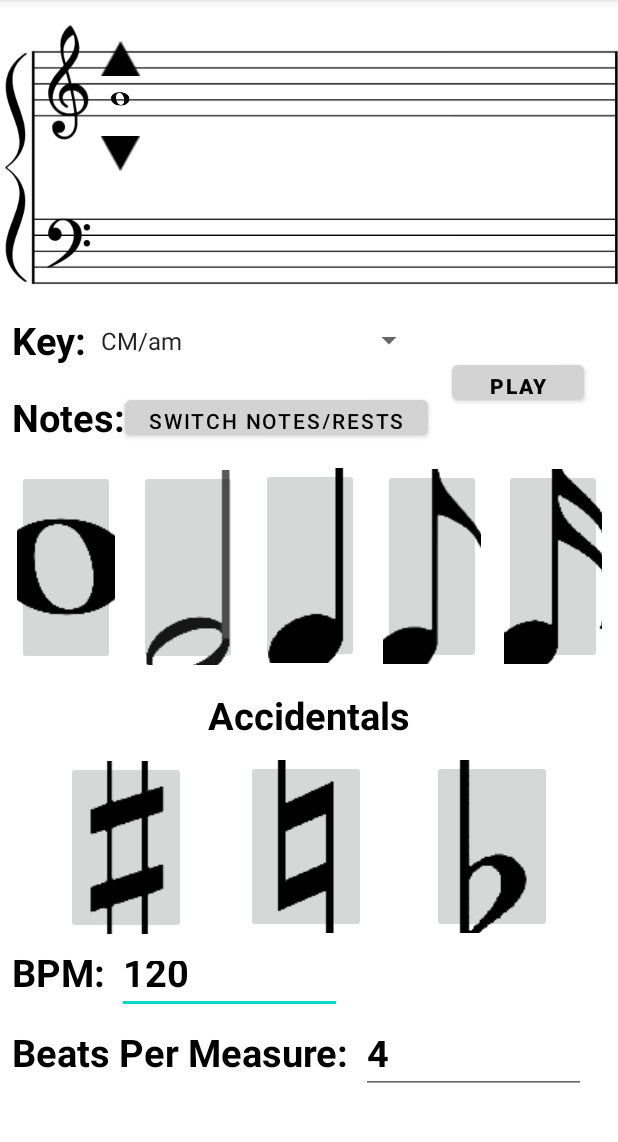
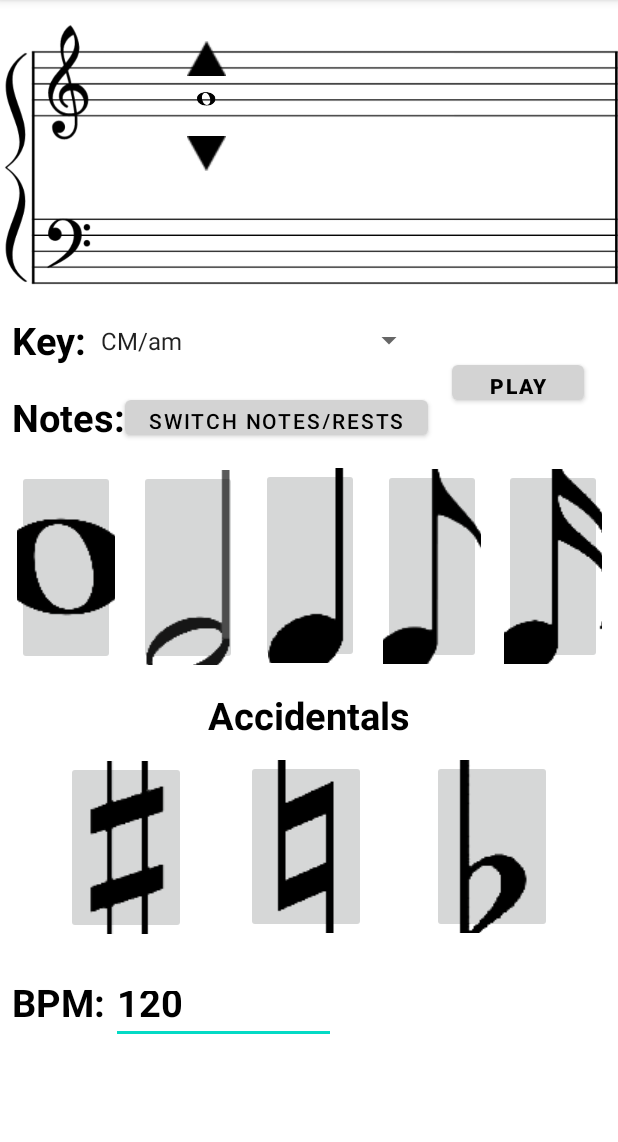
Before and after one commit to K-rogue/Transpose, an Android app: the screen it shows after launch (MainActivity), after a tap on an icon or button, on a phone screen of 412 x 824 dp, the part 84-1226 px from its top. Run offline under Robolectric (Android 15) with nearby library versions, the phone set to English and light mode, and no system bars.

Commit message:
Removed BPM on UI made createNote function return a Note to be added to vector Tried to get noteButtons to append returned tempNote to vector, could not figure it out...

```diff
--- a/app/src/main/java/com/zybooks/transpose/MainActivity.kt
+++ b/app/src/main/java/com/zybooks/transpose/MainActivity.kt
@@ -21,8 +21,7 @@
     //decleration of variables
     var noteCounter : Int = 0 //note counter is used to determine which image view to place the next note in - - should be replaced with vector.size once vector of objects is created
     lateinit var notePlace : ImageView //notePlace will be used as a variable to hold the place of the next note to be placed on the scale
-    lateinit var muse : Vector<Note>
-    var pages : Int = 1
+
 
     override fun onCreate(savedInstanceState: Bundle?) {
         super.onCreate(savedInstanceState)
@@ -42,6 +41,9 @@
         val notesrestsBT : Button = findViewById<Button>(R.id.notesrestsBT)
 
         var notes : Boolean = true
+        var tempNote = Note("whole", 3)
+        var muse : Vector<Note>
+        var pages : Int = 1
 
 
         //function determineIV uses class's note counter to return a place for the next note to be
@@ -70,47 +72,51 @@
         wholenoteIB.setOnClickListener{
             notePlace = determineIV()
             if(notes) {
-                createNote(notePlace, R.drawable.wholenotesmall, uparrowIB, downarrowIB, notes)
+                tempNote = createNote(notePlace, R.drawable.wholenotesmall, uparrowIB, downarrowIB, notes)
             }
             else{
-                createNote(notePlace, R.drawable.wholerestsmall, uparrowIB, downarrowIB, notes)
+                tempNote = createNote(notePlace, R.drawable.wholerestsmall, uparrowIB, downarrowIB, notes)
             }
         }
         halfnoteIB.setOnClickListener{
             notePlace = determineIV()
             if(notes) {
-                createNote(notePlace, R.drawable.halfnotesmall, uparrowIB, downarrowIB, notes)
+                tempNote = createNote(notePlace, R.drawable.halfnotesmall, uparrowIB, downarrowIB, notes)
             }
             else{
-                createNote(notePlace, R.drawable.halfrestsmall, uparrowIB, downarrowIB, notes)
+                tempNote = createNote(notePlace, R.drawable.halfrestsmall, uparrowIB, downarrowIB, notes)
             }
+
         }
         quarternoteIB.setOnClickListener {
             notePlace = determineIV()
             if (notes) {
-                createNote(notePlace, R.drawable.quarternotesmall, uparrowIB, downarrowIB, notes)
+                tempNote = createNote(notePlace, R.drawable.quarternotesmall, uparrowIB, downarrowIB, notes)
             }
             else{
-                createNote(notePlace, R.drawable.quarterrestsmall, uparrowIB, downarrowIB, notes)
+                tempNote = createNote(notePlace, R.drawable.quarterrestsmall, uparrowIB, downarrowIB, notes)
             }
+
         }
         eighthnoteIB.setOnClickListener{
             notePlace = determineIV()
             if(notes) {
-                createNote(notePlace, R.drawable.eighthnotesmall, uparrowIB, downarrowIB, notes)
+                tempNote = createNote(notePlace, R.drawable.eighthnotesmall, uparrowIB, downarrowIB, notes)
             }
             else{
-                createNote(notePlace, R.drawable.eighthrestsmall, uparrowIB, downarrowIB, notes)
+                tempNote = createNote(notePlace, R.drawable.eighthrestsmall, uparrowIB, downarrowIB, notes)
             }
+
         }
         sixteenthnoteIB.setOnClickListener{
             notePlace = determineIV()
             if(notes) {
-                createNote(notePlace,R.drawable.sixteenthnotesmall,uparrowIB,downarrowIB, notes)
+                tempNote = createNote(notePlace,R.drawable.sixteenthnotesmall,uparrowIB,downarrowIB, notes)
             }
             else{
-                createNote(notePlace, R.drawable.sixteenthrestsmall, uparrowIB, downarrowIB, notes)
+                tempNote = createNote(notePlace, R.drawable.sixteenthrestsmall, uparrowIB, downarrowIB, notes)
             }
+
         }
         uparrowIB.setOnClickListener{
             moveNote(notePlace,R.drawable.uparrowsmall,uparrowIB,downarrowIB)
@@ -138,8 +144,17 @@
         }
     }
 
-    fun createNote(currentIV : ImageView, currentImage : Int, uparrow : ImageButton, downarrow : ImageButton, notes : Boolean) {
+    fun createNote(currentIV : ImageView, currentImage : Int, uparrow : ImageButton, downarrow : ImageButton, notes : Boolean) : Note {
         noteCounter++
+        var tempNote = Note("whole", 15)
+        when(currentImage){
+            R.drawable.wholenotesmall -> tempNote.noteType = "whole"
+            R.drawable.halfnotesmall -> tempNote.noteType = "half"
+            R.drawable.quarternotesmall -> tempNote.noteType = "quarter"
+            R.drawable.eighthnotesmall -> tempNote.noteType = "eighth"
+            R.drawable.sixteenthnotesmall -> tempNote.noteType = "sixteenth"
+            else -> "whole"
+        }
         currentIV?.let {
             it.setImageResource(currentImage)
             it.visibility = View.VISIBLE
@@ -170,6 +185,7 @@
                 }
             }
         }
+        return tempNote
     }
 
     enum class KeySignature(val number: Int, val accidents: Array<Int>, var sORb : Char) {
--- a/app/src/main/res/layout/activity_main.xml
+++ b/app/src/main/res/layout/activity_main.xml
@@ -154,7 +154,7 @@
         android:layout_width="wrap_content"
         android:layout_height="45dp"
         android:layout_marginStart="8dp"
-        android:layout_marginTop="8dp"
+        android:layout_marginTop="28dp"
         android:text="@string/BPMTV"
         android:textColor="@color/black"
 
@@ -167,39 +167,14 @@
         android:id="@+id/BPMET"
         android:layout_width="150dp"
         android:layout_height="45dp"
-        android:layout_marginStart="8dp"
-        android:layout_marginTop="8dp"
+        android:layout_marginStart="4dp"
+        android:layout_marginTop="28dp"
         android:text="@string/BPMET"
         android:textColor="@color/black"
         android:textSize="25dp"
         android:textStyle="bold"
         app:layout_constraintStart_toEndOf="@+id/BPMTV"
         app:layout_constraintTop_toBottomOf="@+id/sharpIB" />
-
-    <TextView
-        android:id="@+id/beatspermeasureTV"
-        android:layout_width="wrap_content"
-        android:layout_height="45dp"
-        android:layout_marginStart="8dp"
-        android:layout_marginTop="8dp"
-        android:text="@string/beatspermeasureTV"
-        android:textColor="@color/black"
-        android:textSize="25dp"
-        android:textStyle="bold"
-        app:layout_constraintStart_toStartOf="parent"
-        app:layout_constraintTop_toBottomOf="@+id/BPMTV" />
-    <EditText
-        android:id="@+id/beatspermeasureET"
-        android:layout_width="150dp"
-        android:layout_height="45dp"
-        android:layout_marginStart="8dp"
-        android:layout_marginTop="8dp"
-        android:text="@string/beatspermeasureET"
-        android:textColor="@color/black"
-        android:textSize="25dp"
-        android:textStyle="bold"
-        app:layout_constraintStart_toEndOf="@+id/beatspermeasureTV"
-        app:layout_constraintTop_toBottomOf="@+id/BPMET" />
 
     <Button
         android:id="@+id/playBT"
@@ -218,7 +193,7 @@
         android:id="@+id/noteoneIV"
         android:layout_width="26dp"
         android:layout_height="37dp"
-        android:layout_marginStart="68dp"
+        android:layout_marginStart="125dp"
         android:layout_marginTop="24dp"
         app:layout_constraintStart_toStartOf="@+id/staffIV"
         app:layout_constraintTop_toTopOf="@+id/staffIV"
@@ -228,28 +203,28 @@
         android:id="@+id/downarrowIB"
         android:layout_width="26dp"
         android:layout_height="23dp"
-        android:layout_marginStart="68dp"
+        android:layout_marginStart="125dp"
+        android:background="@android:color/transparent"
         app:layout_constraintStart_toStartOf="@+id/staffIV"
         app:layout_constraintTop_toBottomOf="@+id/noteoneIV"
-        app:srcCompat="@drawable/downarrowsmall"
-        android:background="@android:color/transparent"/>
+        app:srcCompat="@drawable/downarrowsmall" />
 
     <ImageButton
         android:id="@+id/uparrowIB"
         android:layout_width="26dp"
         android:layout_height="23dp"
-        android:layout_marginStart="68dp"
+        android:layout_marginStart="125dp"
+        android:background="@android:color/transparent"
         android:rotation="180"
         app:layout_constraintBottom_toTopOf="@+id/noteoneIV"
         app:layout_constraintStart_toStartOf="@+id/staffIV"
-        app:srcCompat="@drawable/downarrowsmall"
-        android:background="@android:color/transparent"/>
+        app:srcCompat="@drawable/downarrowsmall" />
 
     <ImageView
         android:id="@+id/notetwoIV"
         android:layout_width="26dp"
         android:layout_height="37dp"
-        android:layout_marginStart="124dp"
+        android:layout_marginStart="185dp"
         android:layout_marginTop="24dp"
         app:layout_constraintStart_toStartOf="@+id/staffIV"
         app:layout_constraintTop_toTopOf="@+id/staffIV"
@@ -259,7 +234,7 @@
         android:id="@+id/notethreeIV"
         android:layout_width="26dp"
         android:layout_height="37dp"
-        android:layout_marginStart="185dp"
+        android:layout_marginStart="245dp"
         android:layout_marginTop="24dp"
         app:layout_constraintStart_toStartOf="@+id/staffIV"
         app:layout_constraintTop_toTopOf="@+id/staffIV"
@@ -269,7 +244,7 @@
         android:id="@+id/notefourIV"
         android:layout_width="26dp"
         android:layout_height="37dp"
-        android:layout_marginStart="245dp"
+        android:layout_marginStart="305dp"
         android:layout_marginTop="24dp"
         app:layout_constraintStart_toStartOf="@+id/staffIV"
         app:layout_constraintTop_toTopOf="@+id/staffIV"
```
